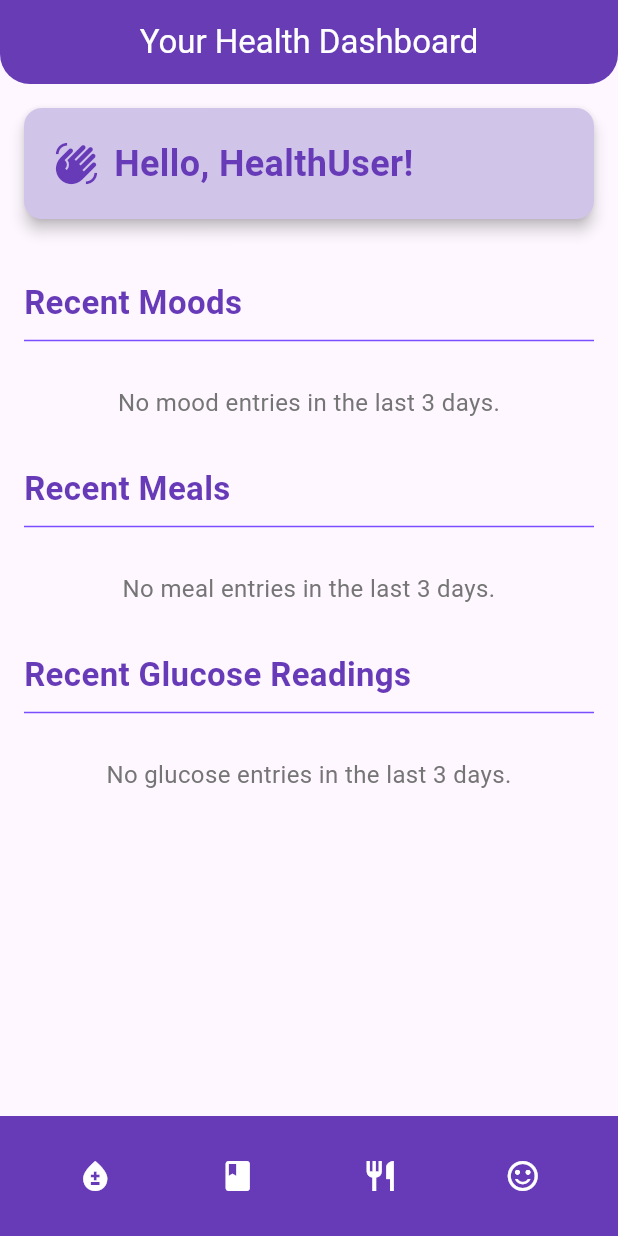
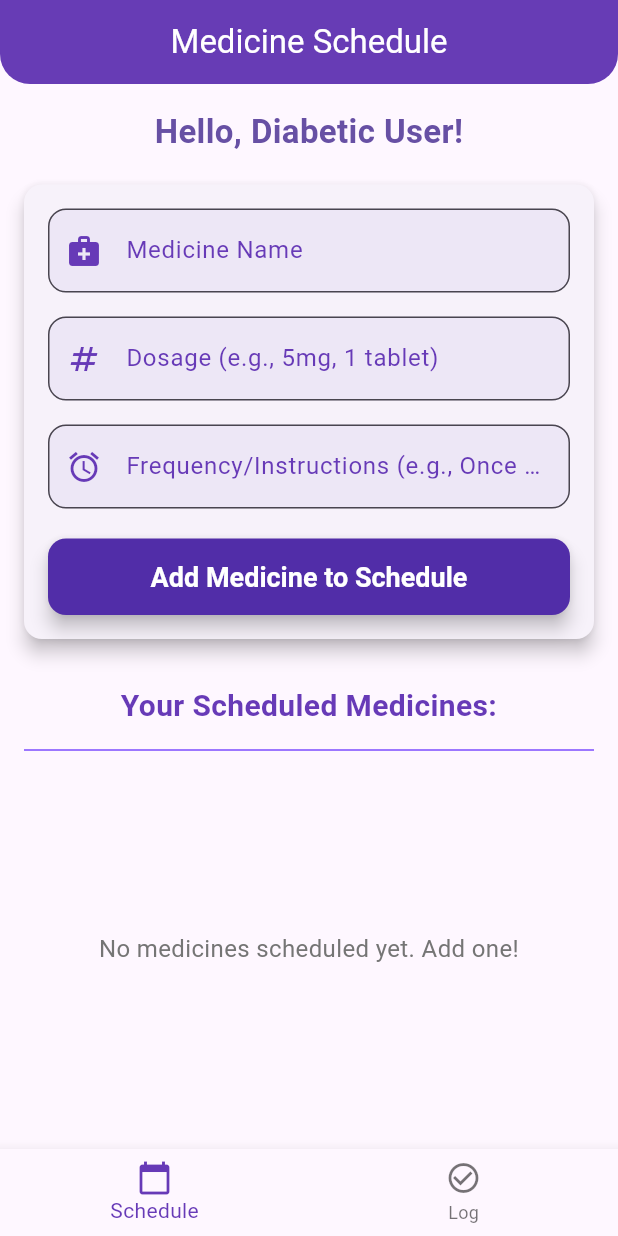
Before and after one commit to MahadiAhmed0/SugarVoice, a Flutter app: the screen it shows after launch, on a phone screen of 412 x 824 dp. Run offline on Flutter 3.47's test engine with Material 3 defaults, Android fonts, the phone set to English and light mode, and no system bars; our stand-ins replace firebase_core, shared_preferences; accounts and stored records are empty.

Commit message:
medicine intake

```diff
--- /dev/null
+++ b/application_for_diabetic_patients/lib/Updated_Home/medicine_schedule_page.dart
@@ -0,0 +1,254 @@
+import 'package:flutter/material.dart';
+import 'package:shared_preferences/shared_preferences.dart';
+import 'dart:convert';
+import 'models.dart'; // Import your models
+
+class MedicineSchedulePage extends StatefulWidget {
+  final String username;
+  const MedicineSchedulePage({super.key, required this.username});
+
+  @override
+  State<MedicineSchedulePage> createState() => _MedicineSchedulePageState();
+}
+
+class _MedicineSchedulePageState extends State<MedicineSchedulePage> {
+  final TextEditingController _nameController = TextEditingController();
+  final TextEditingController _dosageController = TextEditingController();
+  final TextEditingController _frequencyController = TextEditingController();
+  final _formKey = GlobalKey<FormState>();
+
+  List<MedicineSchedule> _scheduledMedicines = [];
+  late SharedPreferences _prefs;
+
+  @override
+  void initState() {
+    super.initState();
+    _initSharedPreferences();
+  }
+
+  @override
+  void dispose() {
+    _nameController.dispose();
+    _dosageController.dispose();
+    _frequencyController.dispose();
+    super.dispose();
+  }
+
+  Future<void> _initSharedPreferences() async {
+    _prefs = await SharedPreferences.getInstance();
+    _loadScheduledMedicines();
+  }
+
+  Future<void> _loadScheduledMedicines() async {
+    try {
+      final String? medicinesJsonString = _prefs.getString('scheduledMedicines');
+      if (medicinesJsonString != null) {
+        final List<dynamic> jsonList = jsonDecode(medicinesJsonString);
+        setState(() {
+          _scheduledMedicines = jsonList.map((json) => MedicineSchedule.fromJson(json)).toList();
+        });
+      }
+    } catch (e) {
+      _showMessage('Error loading scheduled medicines: $e');
+      print('Error loading scheduled medicines: $e');
+    }
+  }
+
+  void _saveMedicineSchedule() {
+    if (_formKey.currentState!.validate()) {
+      final newSchedule = MedicineSchedule(
+        name: _nameController.text,
+        dosage: _dosageController.text,
+        frequency: _frequencyController.text,
+      );
+
+      setState(() {
+        _scheduledMedicines.add(newSchedule);
+      });
+
+      _persistScheduledMedicines();
+      _nameController.clear();
+      _dosageController.clear();
+      _frequencyController.clear();
+      _showMessage('Medicine schedule added!');
+    }
+  }
+
+  void _deleteMedicineSchedule(String id) {
+    setState(() {
+      _scheduledMedicines.removeWhere((schedule) => schedule.id == id);
+    });
+    _persistScheduledMedicines();
+    _showMessage('Medicine schedule deleted.');
+  }
+
+  Future<void> _persistScheduledMedicines() async {
+    try {
+      final List<Map<String, dynamic>> jsonList = _scheduledMedicines.map((schedule) => schedule.toJson()).toList();
+      await _prefs.setString('scheduledMedicines', jsonEncode(jsonList));
+    } catch (e) {
+      _showMessage('Error saving scheduled medicines: $e');
+      print('Error saving scheduled medicines: $e');
+    }
+  }
+
+  void _showMessage(String message) {
+    ScaffoldMessenger.of(context).showSnackBar(
+      SnackBar(
+        content: Text(message),
+        duration: const Duration(seconds: 2),
+        behavior: SnackBarBehavior.floating,
+        shape: RoundedRectangleBorder(borderRadius: BorderRadius.circular(10)),
+        margin: const EdgeInsets.all(10),
+      ),
+    );
+  }
+
+  @override
+  Widget build(BuildContext context) {
+    return Padding(
+      padding: const EdgeInsets.all(16.0),
+      child: Column(
+        children: <Widget>[
+          Text(
+            'Hello, ${widget.username}!',
+            style: TextStyle(fontSize: 22, fontWeight: FontWeight.bold, color: Theme.of(context).primaryColor),
+            textAlign: TextAlign.center,
+          ),
+          const SizedBox(height: 20),
+          Card(
+            elevation: 5,
+            margin: const EdgeInsets.only(bottom: 20),
+            child: Padding(
+              padding: const EdgeInsets.all(16.0),
+              child: Form(
+                key: _formKey,
+                child: Column(
+                  crossAxisAlignment: CrossAxisAlignment.stretch,
+                  children: <Widget>[
+                    TextFormField(
+                      controller: _nameController,
+                      decoration: const InputDecoration(
+                        labelText: 'Medicine Name',
+                        prefixIcon: Icon(Icons.medical_services),
+                      ),
+                      validator: (value) {
+                        if (value == null || value.isEmpty) {
+                          return 'Please enter medicine name.';
+                        }
+                        return null;
+                      },
+                    ),
+                    const SizedBox(height: 16),
+                    TextFormField(
+                      controller: _dosageController,
+                      decoration: const InputDecoration(
+                        labelText: 'Dosage (e.g., 5mg, 1 tablet)',
+                        prefixIcon: Icon(Icons.numbers),
+                      ),
+                      validator: (value) {
+                        if (value == null || value.isEmpty) {
+                          return 'Please enter dosage.';
+                        }
+                        return null;
+                      },
+                    ),
+                    const SizedBox(height: 16),
+                    TextFormField(
+                      controller: _frequencyController,
+                      decoration: const InputDecoration(
+                        labelText: 'Frequency/Instructions (e.g., Once daily, Before meals)',
+                        prefixIcon: Icon(Icons.alarm),
+                      ),
+                      validator: (value) {
+                        if (value == null || value.isEmpty) {
+                          return 'Please enter frequency/instructions.';
+                        }
+                        return null;
+                      },
+                    ),
+                    const SizedBox(height: 20),
+                    ElevatedButton(
+                      onPressed: _saveMedicineSchedule,
+                      child: const Text('Add Medicine to Schedule'),
+                    ),
+                  ],
+                ),
+              ),
+            ),
+          ),
+          const SizedBox(height: 10),
+          const Text(
+            'Your Scheduled Medicines:',
+            style: TextStyle(
+              fontSize: 20,
+              fontWeight: FontWeight.bold,
+              color: Colors.deepPurple,
+            ),
+            textAlign: TextAlign.center,
+          ),
+          const Divider(height: 30, thickness: 1, color: Colors.deepPurpleAccent),
+          Expanded(
+            child: _scheduledMedicines.isEmpty
+                ? Center(
+                    child: Text(
+                      'No medicines scheduled yet. Add one!',
+                      style: TextStyle(fontSize: 16, color: Colors.grey.shade600),
+                      textAlign: TextAlign.center,
+                    ),
+                  )
+                : ListView.builder(
+                    itemCount: _scheduledMedicines.length,
+                    itemBuilder: (context, index) {
+                      final medicine = _scheduledMedicines[index];
+                      return Card(
+                        margin: const EdgeInsets.symmetric(vertical: 8, horizontal: 4),
+                        elevation: 3,
+                        color: Colors.deepPurple.shade50,
+                        child: Padding(
+                          padding: const EdgeInsets.all(16.0),
+                          child: Column(
+                            crossAxisAlignment: CrossAxisAlignment.start,
+                            children: [
+                              Row(
+                                mainAxisAlignment: MainAxisAlignment.spaceBetween,
+                                children: [
+                                  Expanded(
+                                    child: Text(
+                                      medicine.name,
+                                      style: const TextStyle(
+                                        fontSize: 18,
+                                        fontWeight: FontWeight.bold,
+                                        color: Colors.deepPurple,
+                                      ),
+                                    ),
+                                  ),
+                                  IconButton(
+                                    icon: const Icon(Icons.delete, color: Colors.red),
+                                    onPressed: () => _deleteMedicineSchedule(medicine.id),
+                                    tooltip: 'Delete Schedule',
+                                  ),
+                                ],
+                              ),
+                              const SizedBox(height: 4),
+                              Text(
+                                'Dosage: ${medicine.dosage}',
+                                style: const TextStyle(fontSize: 16, color: Colors.black87),
+                              ),
+                              const SizedBox(height: 4),
+                              Text(
+                                'Instructions: ${medicine.frequency}',
+                                style: const TextStyle(fontSize: 16, color: Colors.black87),
+                              ),
+                            ],
+                          ),
+                        ),
+                      );
+                    },
+                  ),
+          ),
+        ],
+      ),
+    );
+  }
+}
--- /dev/null
+++ b/application_for_diabetic_patients/lib/Updated_Home/medicine_tracker.dart
@@ -0,0 +1,121 @@
+import 'package:flutter/material.dart';
+import 'medicine_schedule_page.dart';
+import 'medicine_log_page.dart';
+
+// Your defined username
+const String USERNAME = 'Diabetic User';
+
+class MedicineTrackerApp extends StatelessWidget {
+  const MedicineTrackerApp({super.key});
+
+  @override
+  Widget build(BuildContext context) {
+    return MaterialApp(
+      title: 'Medicine Tracker',
+      debugShowCheckedModeBanner: false,
+      theme: ThemeData(
+        primarySwatch: Colors.deepPurple,
+        visualDensity: VisualDensity.adaptivePlatformDensity,
+        appBarTheme: const AppBarTheme(
+          backgroundColor: Colors.deepPurple,
+          foregroundColor: Colors.white,
+          elevation: 4,
+        ),
+        elevatedButtonTheme: ElevatedButtonThemeData(
+          style: ElevatedButton.styleFrom(
+            backgroundColor: Colors.deepPurple.shade700,
+            foregroundColor: Colors.white,
+            shape: RoundedRectangleBorder(
+              borderRadius: BorderRadius.circular(12.0),
+            ),
+            padding: const EdgeInsets.symmetric(vertical: 15),
+            textStyle: const TextStyle(fontSize: 18, fontWeight: FontWeight.bold),
+            elevation: 5,
+          ),
+        ),
+        // FIX: Change CardTheme to CardThemeData
+        cardTheme: CardThemeData(
+          elevation: 3,
+          shape: RoundedRectangleBorder(
+            borderRadius: BorderRadius.circular(12.0),
+          ),
+        ),
+        inputDecorationTheme: InputDecorationTheme(
+          border: OutlineInputBorder(
+            borderRadius: BorderRadius.circular(12.0),
+          ),
+          filled: true,
+          fillColor: Colors.deepPurple.shade50,
+          prefixIconColor: Colors.deepPurple,
+          labelStyle: const TextStyle(color: Colors.deepPurple),
+          focusedBorder: OutlineInputBorder(
+            borderRadius: BorderRadius.circular(12.0),
+            borderSide: const BorderSide(color: Colors.deepPurple, width: 2),
+          ),
+        ),
+      ),
+      home: const HomePage(),
+    );
+  }
+}
+
+class HomePage extends StatefulWidget {
+  const HomePage({super.key});
+
+  @override
+  State<HomePage> createState() => _HomePageState();
+}
+
+class _HomePageState extends State<HomePage> {
+  int _selectedIndex = 0;
+
+  late final List<Widget> _pages;
+
+  @override
+  void initState() {
+    super.initState();
+    _pages = [
+      MedicineSchedulePage(username: USERNAME),
+      MedicineLogPage(username: USERNAME),
+    ];
+  }
+
+  void _onItemTapped(int index) {
+    setState(() {
+      _selectedIndex = index;
+    });
+  }
+
+  @override
+  Widget build(BuildContext context) {
+    return Scaffold(
+      appBar: AppBar(
+        title: Text(
+          _selectedIndex == 0 ? 'Medicine Schedule' : 'Medicine Log',
+        ),
+        centerTitle: true,
+        shape: const RoundedRectangleBorder(
+          borderRadius: BorderRadius.vertical(
+            bottom: Radius.circular(20),
+          ),
+        ),
+      ),
+      body: _pages[_selectedIndex],
+      bottomNavigationBar: BottomNavigationBar(
+        items: const <BottomNavigationBarItem>[
+          BottomNavigationBarItem(
+            icon: Icon(Icons.calendar_today),
+            label: 'Schedule',
+          ),
+          BottomNavigationBarItem(
+            icon: Icon(Icons.check_circle_outline),
+            label: 'Log',
+          ),
+        ],
+        currentIndex: _selectedIndex,
+        selectedItemColor: Colors.deepPurple,
+        onTap: _onItemTapped,
+      ),
+    );
+  }
+}
--- /dev/null
+++ b/application_for_diabetic_patients/lib/Updated_Home/models.dart
@@ -0,0 +1,72 @@
+import 'dart:convert';
+import 'package:intl/intl.dart';
+
+// --- MedicineSchedule Model ---
+/// Represents a scheduled medicine.
+class MedicineSchedule {
+  final String id; // Unique ID for each scheduled medicine
+  final String name;
+  final String dosage;
+  final String frequency; // e.g., "Once daily", "Before meals", "Every 8 hours"
+
+  MedicineSchedule({
+    String? id,
+    required this.name,
+    required this.dosage,
+    required this.frequency,
+  }) : id = id ?? DateTime.now().millisecondsSinceEpoch.toString(); // Simple unique ID
+
+  factory MedicineSchedule.fromJson(Map<String, dynamic> json) {
+    return MedicineSchedule(
+      id: json['id'] as String,
+      name: json['name'] as String,
+      dosage: json['dosage'] as String,
+      frequency: json['frequency'] as String,
+    );
+  }
+
+  Map<String, dynamic> toJson() {
+    return {
+      'id': id,
+      'name': name,
+      'dosage': dosage,
+      'frequency': frequency,
+    };
+  }
+}
+
+// --- MedicineLog Model ---
+/// Represents a record of a medicine being taken.
+class MedicineLog {
+  final String id; // Unique ID for each log entry
+  final String medicineName;
+  final String timestamp; // ISO 8601 string
+
+  MedicineLog({
+    String? id,
+    required this.medicineName,
+    required this.timestamp,
+  }) : id = id ?? DateTime.now().millisecondsSinceEpoch.toString(); // Simple unique ID
+
+  factory MedicineLog.fromJson(Map<String, dynamic> json) {
+    return MedicineLog(
+      id: json['id'] as String,
+      medicineName: json['medicineName'] as String,
+      timestamp: json['timestamp'] as String,
+    );
+  }
+
+  Map<String, dynamic> toJson() {
+    return {
+      'id': id,
+      'medicineName': medicineName,
+      'timestamp': timestamp,
+    };
+  }
+
+  /// Returns a human-readable formatted timestamp.
+  String get formattedTimestamp {
+    final dateTime = DateTime.parse(timestamp);
+    return DateFormat('yyyy-MM-dd HH:mm:ss').format(dateTime);
+  }
+}
--- a/application_for_diabetic_patients/lib/main.dart
+++ b/application_for_diabetic_patients/lib/main.dart
@@ -5,8 +5,10 @@ import 'Intro/language_selection_page.dart';
 import 'Updated_Home/journal_entry.dart';
 import 'Updated_Home/Homepage.dart';
 
+import 'Updated_Home/medicine_tracker.dart';
 
-void main() => runApp(const HomePageApp());
+
+void main() => runApp(const MedicineTrackerApp());
 
 class DiabetesApp extends StatelessWidget {
   @override
```
Also changed, not shown: application_for_diabetic_patients/lib/Updated_Home/medicine_log_page.dart (added, +216 -0 lines).
